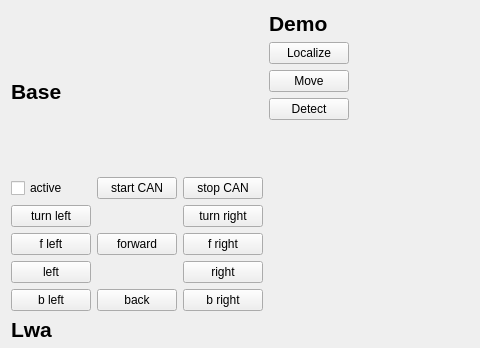
Qt form omnirob_robin_rqt/resource/OmnirobDashboard.ui (robinJKU/omnirob_robin) before a commit; both pictures show x 0 to 480 and y 0 to 348 of the 1334 by 628 pixel window.
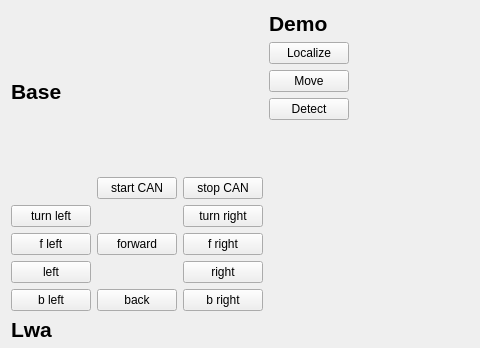
The same form after that commit.

Commit message: Made the UI more user friendly by removing the active button for driving the omnirob.

Patch:
```diff
--- a/omnirob_robin_rqt/resource/OmnirobDashboard.ui
+++ b/omnirob_robin_rqt/resource/OmnirobDashboard.ui
@@ -104,13 +104,6 @@
            </property>
           </widget>
          </item>
-         <item row="1" column="0">
-          <widget class="QCheckBox" name="base_active">
-           <property name="text">
-            <string>active</string>
-           </property>
-          </widget>
-         </item>
          <item row="1" column="1">
           <widget class="QPushButton" name="base_can_start">
            <property name="text">
```
The commit also changes 1 other file.
